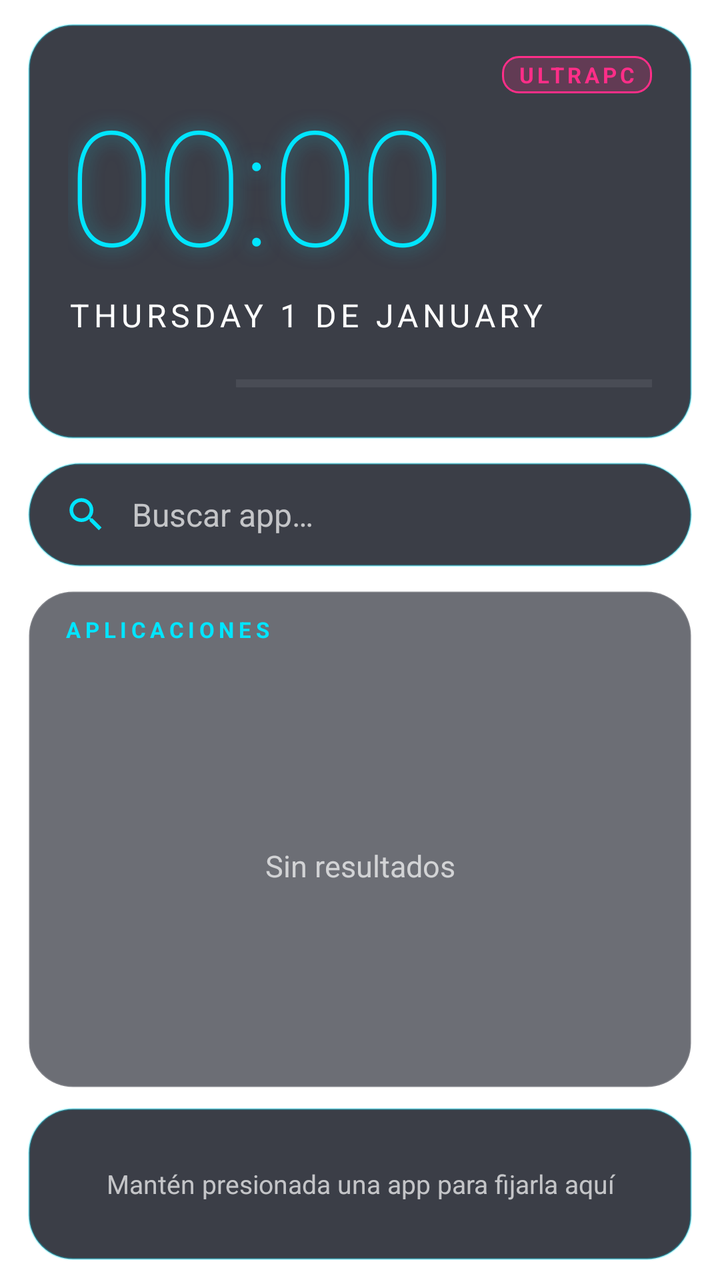
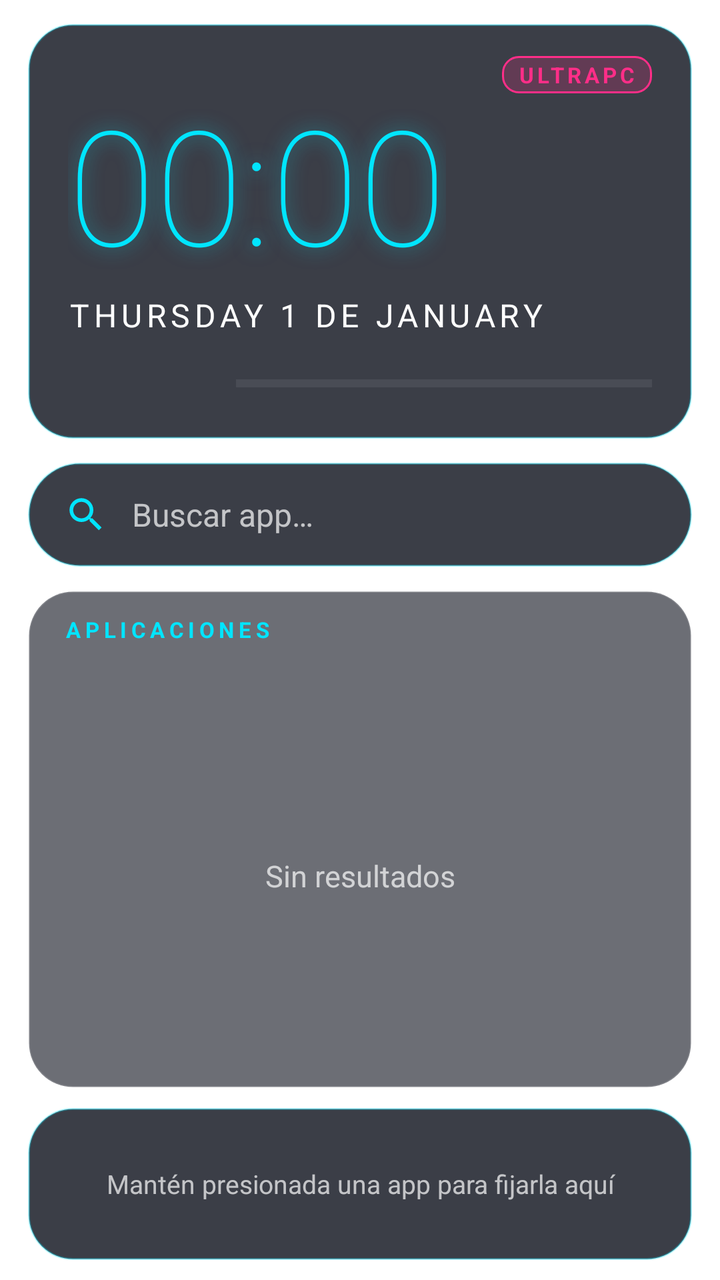

The first picture is an Android layout as it rendered before a commit; the second is the same layout after the commit. The layout source and the unified diff follow.
<!-- AndroidManifest.xml: application theme LauncherTheme -->
<!-- res/layout/activity_main.xml -->
<?xml version="1.0" encoding="utf-8"?>
<LinearLayout xmlns:android="http://schemas.android.com/apk/res/android"
    android:id="@+id/root"
    android:layout_width="match_parent"
    android:layout_height="match_parent"
    android:orientation="vertical"
    android:fitsSystemWindows="true"
    android:paddingLeft="14dp"
    android:paddingRight="14dp"
    android:paddingTop="12dp"
    android:paddingBottom="10dp">

    
    <LinearLayout
        android:id="@+id/header"
        android:layout_width="match_parent"
        android:layout_height="wrap_content"
        android:orientation="vertical"
        android:background="@drawable/bg_panel"
        android:paddingLeft="20dp"
        android:paddingRight="20dp"
        android:paddingTop="16dp"
        android:paddingBottom="18dp">

        <LinearLayout
            android:layout_width="match_parent"
            android:layout_height="wrap_content"
            android:gravity="center_vertical"
            android:orientation="horizontal">

            <TextView
                android:id="@+id/greeting"
                android:layout_width="0dp"
                android:layout_height="wrap_content"
                android:layout_weight="1"
                android:textColor="@color/text_dim"
                android:textSize="13sp"
                android:textAllCaps="true"
                android:letterSpacing="0.2" />

            <TextView
                android:layout_width="wrap_content"
                android:layout_height="wrap_content"
                android:background="@drawable/bg_tag"
                android:paddingLeft="8dp"
                android:paddingRight="8dp"
                android:paddingTop="2dp"
                android:paddingBottom="2dp"
                android:text="ULTRAPC"
                android:textColor="@color/accent2"
                android:textSize="11sp"
                android:textStyle="bold"
                android:letterSpacing="0.15" />
        </LinearLayout>

        <TextClock
            android:id="@+id/clock"
            android:layout_width="wrap_content"
            android:layout_height="wrap_content"
            android:layout_marginTop="2dp"
            android:format24Hour="HH:mm"
            android:format12Hour="HH:mm"
            android:textColor="@color/accent"
            android:textSize="80sp"
            android:includeFontPadding="false"
            android:fontFamily="sans-serif-thin"
            android:shadowColor="#8000E5FF"
            android:shadowRadius="24" />

        <TextClock
            android:id="@+id/date"
            android:layout_width="wrap_content"
            android:layout_height="wrap_content"
            android:layout_marginTop="4dp"
            android:format24Hour="EEEE d 'de' MMMM"
            android:format12Hour="EEEE d 'de' MMMM"
            android:textColor="@color/text"
            android:textSize="16sp"
            android:textAllCaps="true"
            android:letterSpacing="0.14" />

        <LinearLayout
            android:id="@+id/battery"
            android:layout_width="match_parent"
            android:layout_height="wrap_content"
            android:layout_marginTop="14dp"
            android:gravity="center_vertical"
            android:orientation="horizontal">

            <TextView
                android:id="@+id/batteryText"
                android:layout_width="wrap_content"
                android:layout_height="wrap_content"
                android:minWidth="84dp"
                android:textColor="@color/text"
                android:textSize="14sp"
                android:textStyle="bold"
                android:fontFamily="monospace" />

            <ProgressBar
                android:id="@+id/batteryBar"
                style="@android:style/Widget.Material.ProgressBar.Horizontal"
                android:layout_width="0dp"
                android:layout_height="6dp"
                android:layout_weight="1"
                android:max="100"
                android:progressTint="@color/accent"
                android:progressBackgroundTint="#40FFFFFF" />
        </LinearLayout>
    </LinearLayout>

    
    <LinearLayout
        android:id="@+id/searchBox"
        android:layout_width="match_parent"
        android:layout_height="52dp"
        android:layout_marginTop="12dp"
        android:background="@drawable/bg_search"
        android:gravity="center_vertical"
        android:orientation="horizontal"
        android:paddingLeft="18dp"
        android:paddingRight="8dp"
        android:addStatesFromChildren="true">

        <ImageView
            android:layout_width="22dp"
            android:layout_height="22dp"
            android:src="@drawable/ic_search" />

        <EditText
            android:id="@+id/search"
            android:layout_width="0dp"
            android:layout_height="match_parent"
            android:layout_weight="1"
            android:layout_marginLeft="12dp"
            android:background="@null"
            android:hint="Buscar app…"
            android:textColorHint="@color/text_dim"
            android:textColor="@color/text"
            android:textSize="16sp"
            android:singleLine="true"
            android:imeOptions="actionGo"
            android:inputType="text" />

        <ImageView
            android:id="@+id/clear"
            android:layout_width="40dp"
            android:layout_height="40dp"
            android:padding="10dp"
            android:src="@drawable/ic_clear"
            android:visibility="gone" />
    </LinearLayout>

    
    <LinearLayout
        android:id="@+id/drawer"
        android:layout_width="match_parent"
        android:layout_height="0dp"
        android:layout_weight="1"
        android:layout_marginTop="12dp"
        android:background="@drawable/bg_glass"
        android:orientation="vertical"
        android:paddingTop="12dp">

        <LinearLayout
            android:layout_width="match_parent"
            android:layout_height="wrap_content"
            android:paddingLeft="18dp"
            android:paddingRight="18dp"
            android:orientation="horizontal">

            <TextView
                android:layout_width="0dp"
                android:layout_height="wrap_content"
                android:layout_weight="1"
                android:text="APLICACIONES"
                android:textColor="@color/accent"
                android:textSize="11sp"
                android:textStyle="bold"
                android:letterSpacing="0.2" />

            <TextView
                android:id="@+id/count"
                android:layout_width="wrap_content"
                android:layout_height="wrap_content"
                android:textColor="@color/text_dim"
                android:textSize="11sp"
                android:fontFamily="monospace" />
        </LinearLayout>

        <FrameLayout
            android:layout_width="match_parent"
            android:layout_height="match_parent">

            <GridView
                android:id="@+id/grid"
                android:layout_width="match_parent"
                android:layout_height="match_parent"
                android:numColumns="4"
                android:verticalSpacing="14dp"
                android:horizontalSpacing="4dp"
                android:stretchMode="columnWidth"
                android:clipToPadding="false"
                android:paddingLeft="6dp"
                android:paddingRight="6dp"
                android:paddingTop="12dp"
                android:paddingBottom="12dp"
                android:listSelector="@android:color/transparent"
                android:fadingEdgeLength="24dp"
                android:requiresFadingEdge="vertical"
                android:scrollbars="none" />

            <TextView
                android:id="@+id/empty"
                android:layout_width="match_parent"
                android:layout_height="match_parent"
                android:gravity="center"
                android:text="Sin resultados"
                android:textColor="@color/text_dim"
                android:textSize="15sp" />
        </FrameLayout>
    </LinearLayout>

    
    <FrameLayout
        android:id="@+id/dockBar"
        android:layout_width="match_parent"
        android:layout_height="76dp"
        android:layout_marginTop="10dp"
        android:background="@drawable/bg_panel">

        <LinearLayout
            android:id="@+id/dock"
            android:layout_width="match_parent"
            android:layout_height="match_parent"
            android:gravity="center"
            android:orientation="horizontal"
            android:paddingLeft="8dp"
            android:paddingRight="8dp" />

        <TextView
            android:id="@+id/dockHint"
            android:layout_width="match_parent"
            android:layout_height="match_parent"
            android:gravity="center"
            android:paddingLeft="16dp"
            android:paddingRight="16dp"
            android:text="Mantén presionada una app para fijarla aquí"
            android:textColor="@color/text_dim"
            android:textSize="13sp" />
    </FrameLayout>
</LinearLayout>
<!-- resources referenced by this layout -->
<resources>
  <color name="accent">#00E5FF</color>
  <color name="accent2">#FF2E88</color>
  <color name="text">#FFFFFFFF</color>
  <color name="text_dim">#B3FFFFFF</color>
  <!-- drawable bg_glass (drawable) -->
  <?xml version="1.0" encoding="utf-8"?>
  <shape xmlns:android="http://schemas.android.com/apk/res/android" android:shape="rectangle">
      <solid android:color="@color/glass" />
      <corners android:radius="22dp" />
      <stroke android:width="1dp" android:color="#26FFFFFF" />
  </shape>
  <!-- drawable bg_panel (drawable) -->
  <?xml version="1.0" encoding="utf-8"?>
  <shape xmlns:android="http://schemas.android.com/apk/res/android" android:shape="rectangle">
      <solid android:color="@color/panel" />
      <corners android:radius="22dp" />
      <stroke android:width="1dp" android:color="@color/stroke" />
  </shape>
  <!-- drawable bg_search (drawable) -->
  <?xml version="1.0" encoding="utf-8"?>
  <selector xmlns:android="http://schemas.android.com/apk/res/android">
      <item android:state_focused="true">
          <shape android:shape="rectangle">
              <solid android:color="@color/panel" />
              <corners android:radius="28dp" />
              <stroke android:width="2dp" android:color="@color/accent" />
          </shape>
      </item>
      <item>
          <shape android:shape="rectangle">
              <solid android:color="@color/panel" />
              <corners android:radius="28dp" />
              <stroke android:width="1dp" android:color="@color/stroke" />
          </shape>
      </item>
  </selector>
  <!-- drawable bg_tag (drawable) -->
  <?xml version="1.0" encoding="utf-8"?>
  <shape xmlns:android="http://schemas.android.com/apk/res/android" android:shape="rectangle">
      <solid android:color="#33FF2E88" />
      <corners android:radius="8dp" />
      <stroke android:width="1dp" android:color="@color/accent2" />
  </shape>
  <!-- drawable ic_clear (drawable) -->
  <?xml version="1.0" encoding="utf-8"?>
  <vector xmlns:android="http://schemas.android.com/apk/res/android"
      android:width="20dp" android:height="20dp"
      android:viewportWidth="24" android:viewportHeight="24">
      <path android:fillColor="#B3FFFFFF"
          android:pathData="M19,6.41L17.59,5 12,10.59 6.41,5 5,6.41 10.59,12 5,17.59 6.41,19 12,13.41 17.59,19 19,17.59 13.41,12z" />
  </vector>
  <!-- drawable ic_search (drawable) -->
  <?xml version="1.0" encoding="utf-8"?>
  <vector xmlns:android="http://schemas.android.com/apk/res/android"
      android:width="22dp" android:height="22dp"
      android:viewportWidth="24" android:viewportHeight="24">
      <path android:fillColor="#00E5FF"
          android:pathData="M15.5,14h-0.79l-0.28,-0.27A6.47,6.47 0,0 0,16 9.5,6.5 6.5,0 1,0 9.5,16c1.61,0 3.09,-0.59 4.23,-1.57l0.27,0.28v0.79l5,4.99L20.49,19l-4.99,-5zM9.5,14C7.01,14 5,11.99 5,9.5S7.01,5 9.5,5 14,7.01 14,9.5 11.99,14 9.5,14z" />
  </vector>
  <style name="LauncherTheme" parent="android:Theme.Material.NoActionBar">
          <item name="android:windowShowWallpaper">true</item>
          <item name="android:windowBackground">@android:color/transparent</item>
          <item name="android:windowIsTranslucent">false</item>
          <item name="android:statusBarColor">@android:color/transparent</item>
          <item name="android:navigationBarColor">@android:color/transparent</item>
          <item name="android:colorAccent">@color/accent</item>
      </style>
  <color name="glass">#990A0E1A</color>
  <color name="panel">#CC0A0E1A</color>
  <color name="stroke">#4D00E5FF</color>
</resources>

<!-- the commit's change to res/layout/activity_main.xml (unified diff, before → after) -->
@@ -170,10 +170,12 @@
             android:orientation="horizontal">
 
             <TextView
+                android:id="@+id/drawerTitle"
                 android:layout_width="0dp"
                 android:layout_height="wrap_content"
                 android:layout_weight="1"
                 android:text="APLICACIONES"
+                android:textAllCaps="true"
                 android:textColor="@color/accent"
                 android:textSize="11sp"
                 android:textStyle="bold"
@@ -187,6 +189,25 @@
                 android:textSize="11sp"
                 android:fontFamily="monospace" />
         </LinearLayout>
+
+        
+        <HorizontalScrollView
+            android:id="@+id/chipsScroll"
+            android:layout_width="match_parent"
+            android:layout_height="wrap_content"
+            android:layout_marginTop="10dp"
+            android:scrollbars="none"
+            android:fadingEdgeLength="20dp"
+            android:requiresFadingEdge="horizontal">
+
+            <LinearLayout
+                android:id="@+id/chips"
+                android:layout_width="wrap_content"
+                android:layout_height="wrap_content"
+                android:orientation="horizontal"
+                android:paddingLeft="14dp"
+                android:paddingRight="14dp" />
+        </HorizontalScrollView>
 
         <FrameLayout
             android:layout_width="match_parent"
